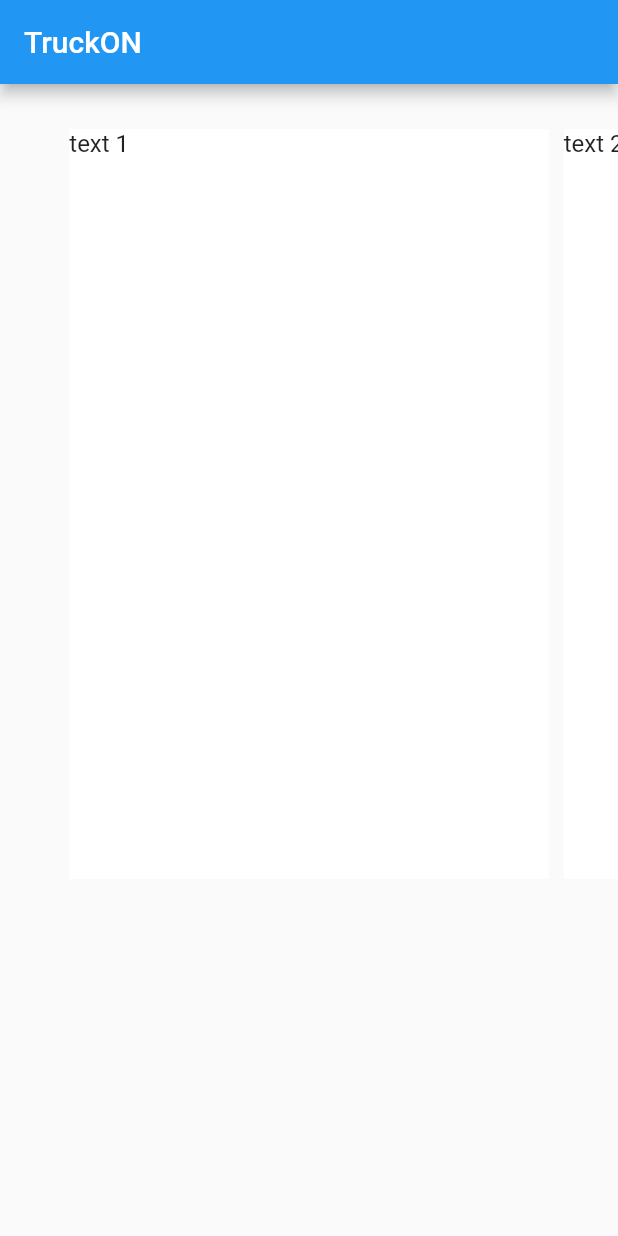
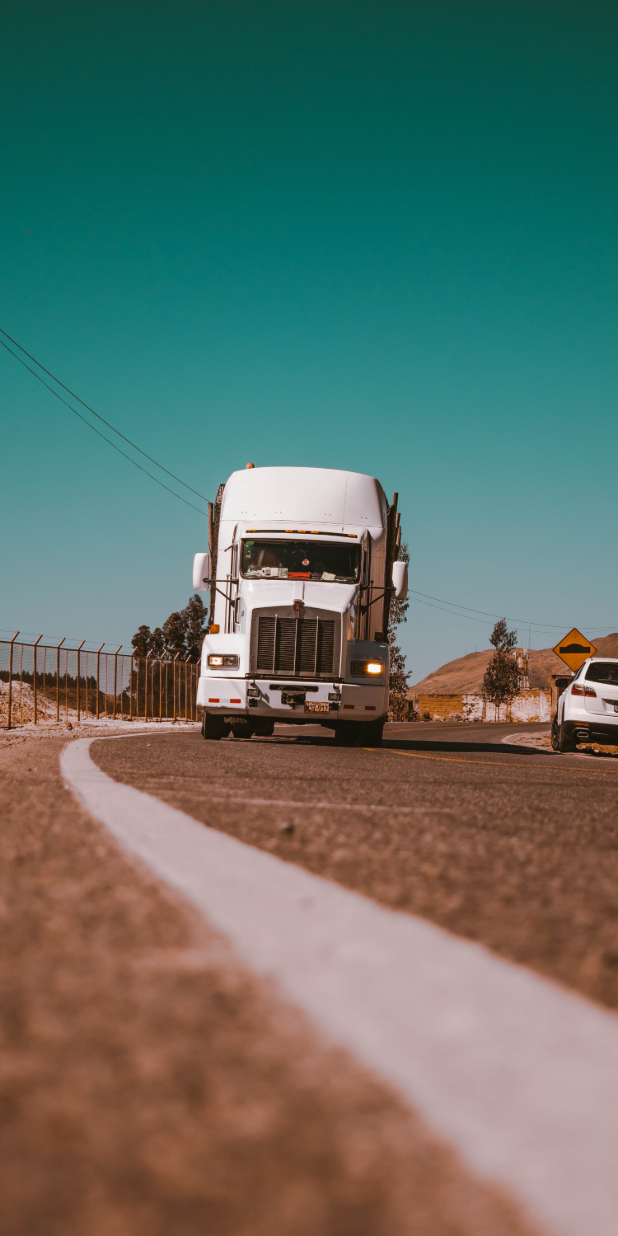
Before and after one commit to chetan-ade/TruckON, a Flutter app: the screen it shows after launch, on a phone screen of 412 x 824 dp. Run offline on Flutter 3.47's test engine with Material 2 defaults, Android fonts, the phone set to English and light mode, and no system bars; drawn by our look-alikes of carousel_slider.

```diff
--- a/lib/main.dart
+++ b/lib/main.dart
@@ -1,6 +1,6 @@
 import 'package:flutter/material.dart';
 import 'package:carousel_slider/carousel_slider.dart';
-//chetan
+
 void main() => runApp(MyApp());
 
 class MyApp extends StatelessWidget {
@@ -9,12 +9,12 @@ class MyApp extends StatelessWidget {
     return MaterialApp(
       title: 'TruckON',
       theme: new ThemeData(
-        //primaryColor: Colors.black,
-      ),
+          //primaryColor: Colors.black,
+          ),
       home: Scaffold(
-        appBar: AppBar(
-          title: Text('TruckON'),
-        ),
+        // appBar: AppBar(
+        //   title: Text('TruckON'),
+        // ),
         body: OneTimeCarousel(),
       ),
     );
@@ -25,27 +25,26 @@ class OneTimeCarousel extends StatelessWidget {
   @override
   Widget build(BuildContext context) {
     return Container(
-      padding: EdgeInsetsDirectional.only(top: 30.0),
-      child: CarouselSlider(
-      height: 500.0,
+        //padding: EdgeInsetsDirectional.only(top: 30.0),
+        child: CarouselSlider(
+      height: MediaQuery.of(context).size.height,
+      viewportFraction: 1.0,
+      // enlargeCenterPage: true,
       enableInfiniteScroll: false,
-      items: [1, 2, 3].map((i) {
+      items: ['assets/image1.jpg', 'assets/image2.jpg', 'assets/image3.jpg']
+          .map((i) {
         return Builder(
           builder: (BuildContext context) {
             return Container(
-                width: MediaQuery.of(context).size.width,
-                margin: EdgeInsets.symmetric(horizontal: 5.0),
-                decoration: BoxDecoration(color: Colors.white),
-                child: Text(
-                  'text $i',
-                  style: TextStyle(fontSize: 16.0),
-                ));
+              width: MediaQuery.of(context).size.width,
+              child: Image.asset(
+                i,
+                fit: BoxFit.fitHeight,
+              ),
+            );
           },
         );
       }).toList(),
-    )
-    );
+    ));
   }
 }
-
-void maaaaa(){}
--- a/pubspec.yaml
+++ b/pubspec.yaml
@@ -45,6 +45,10 @@ flutter:
   # assets:
   #  - images/a_dot_burr.jpeg
   #  - images/a_dot_ham.jpeg
+  assets:
+    - assets/image1.jpg
+    - assets/image2.jpg
+    - assets/image3.jpg
 
   # An image asset can refer to one or more resolution-specific "variants", see
   # https://flutter.io/assets-and-images/#resolution-aware.
```
Also changed, not shown: assets/2.0x/image1.jpg (added), assets/2.0x/image2.jpg (added), assets/2.0x/image3.jpg (added), assets/image1.jpg (added), assets/image3.jpg (added), 1 other file.
